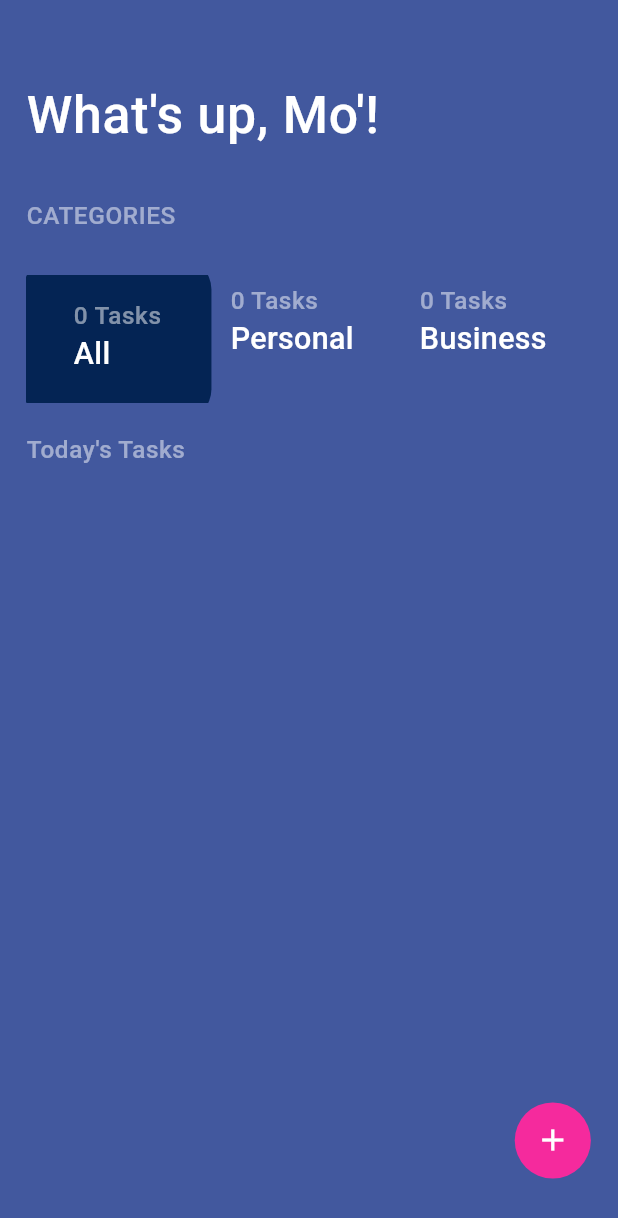
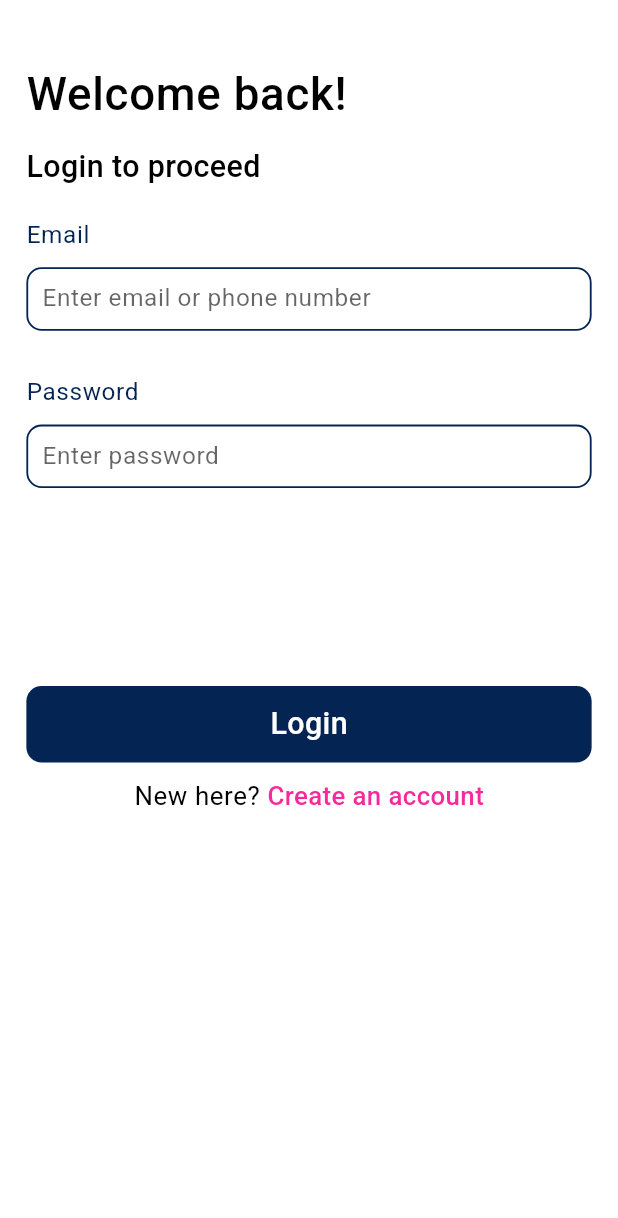
Before and after one commit to Motunrayooo/easy_todo, a Flutter app: the screen it shows after launch, on a phone screen of 412 x 824 dp. Shown: the top 1218 px of the screen. Run offline on Flutter 3.47's test engine with Material 3 defaults, Android fonts, the phone set to English and light mode, and no system bars; our stand-ins replace firebase_auth, firebase_core, flutter_riverpod, flutter_screenutil, shared_preferences; accounts and stored records are empty.

Commit message:
Feat: firebase auth integration for sign in & login

```diff
--- /dev/null
+++ b/lib/core/common_widgets/app_elevated_button.dart
@@ -0,0 +1,39 @@
+import 'package:easy_todo/core/utils/extensions.dart';
+import 'package:flutter/material.dart';
+import 'package:flutter_screenutil/flutter_screenutil.dart';
+
+import '../utils/app_colors.dart';
+
+class AppElevatedButton extends StatelessWidget {
+  const AppElevatedButton({super.key, required this.onTap, required this.label});
+
+  final void Function() onTap;
+  final String label;
+
+  @override
+  Widget build(BuildContext context) {
+    return GestureDetector(
+      onTap: onTap,
+      child: Container(
+        decoration: BoxDecoration(
+          color: AppColors.primaryShade900,
+          borderRadius: BorderRadius.all(
+            Radius.circular(10.r),
+          ),
+        ),
+        width: double.infinity,
+        padding: EdgeInsets.symmetric(
+          vertical: 10.w,
+        ),
+        child: Center(
+          child: Text(
+            label,
+            style: context.textTheme.bodyMedium?.copyWith(
+              color: AppColors.white,
+            ),
+          ),
+        ),
+      ),
+    );
+  }
+}
--- a/lib/core/common_widgets/app_text_field.dart
+++ b/lib/core/common_widgets/app_text_field.dart
@@ -42,7 +42,7 @@ class AppTextField extends StatelessWidget {
               contentPadding: EdgeInsets.symmetric(vertical: 10.h,horizontal: 6.w,),
               hintText: hintText,
               hintStyle: context.textTheme.bodySmall
-                  ?.copyWith(color: AppColors.white.withOpacity(0.6)),
+                  ?.copyWith(color: AppColors.black.withOpacity(0.6)),
               isDense: true,
 
               prefixIcon: prefixIcon,
--- /dev/null
+++ b/lib/features/auth/presentation/screens/login_screen.dart
@@ -0,0 +1,123 @@
+import 'dart:developer';
+
+import 'package:easy_todo/core/common_widgets/app_elevated_button.dart';
+import 'package:easy_todo/core/common_widgets/app_text_field.dart';
+import 'package:easy_todo/core/utils/extensions.dart';
+import 'package:easy_todo/features/auth/presentation/screens/sign_up_screen.dart';
+import 'package:easy_todo/features/home/presentation/screens/home_screen.dart';
+import 'package:firebase_auth/firebase_auth.dart';
+import 'package:flutter/material.dart';
+import 'package:flutter_screenutil/flutter_screenutil.dart';
+
+import '../../../../core/utils/app_colors.dart';
+import '../../../../core/utils/themes/app_theme.dart';
+import '../../../../main.dart';
+
+class LoginScreen extends StatefulWidget {
+  const LoginScreen({super.key});
+
+  @override
+  State<LoginScreen> createState() => _LoginScreenState();
+}
+
+class _LoginScreenState extends State<LoginScreen> {
+  final TextEditingController emailCtrl = TextEditingController();
+  final TextEditingController passwordCtrl = TextEditingController();
+
+  @override
+  Widget build(BuildContext context) {
+    return Scaffold(
+      backgroundColor: AppColors.white,
+      body: SafeArea(
+        child: SingleChildScrollView(
+          child: Column(
+            crossAxisAlignment: CrossAxisAlignment.start,
+            children: [
+              40.hi,
+              Text(
+                'Welcome back!',
+                style: context.textTheme.bodyLarge
+                    ?.copyWith(color: AppColors.black),
+              ),
+              10.hi,
+              Text(
+                'Login to proceed',
+                style: context.textTheme.bodyMedium,
+              ),
+              20.hi,
+              AppTextField(
+                hintText: 'Enter email or phone number',
+                label: 'Email',
+                controller: emailCtrl,
+              ),
+              30.hi,
+              AppTextField(
+                hintText: 'Enter password',
+                label: 'Password',
+                controller: passwordCtrl,
+              ),
+              130.hi,
+              AppElevatedButton(
+                label: 'Login',
+                onTap: login,
+              ),
+              10.hi,
+              Center(
+                child: GestureDetector(
+                  onTap: () {
+                    context.push(
+                      MaterialPageRoute(builder: (context) {
+                        return SignUpScreen();
+                      }),
+                    );
+                  },
+                  child: RichText(
+                    text: TextSpan(
+                      text: 'New here? ',
+                      style: context.textTheme.bodySmall?.copyWith(
+                        fontSize: 17.sp,
+                      ),
+                      children: <TextSpan>[
+                        TextSpan(
+                          text: 'Create an account',
+                          style: context.textTheme.bodyMedium?.copyWith(
+                            color: AppColors.secondaryColor,
+                            fontSize: 17.sp,
+                          ),
+                        ),
+                      ],
+                    ),
+                  ),
+                ),
+              )
+            ],
+          ).padHorizontal(16),
+        ),
+      ),
+    );
+  }
+
+  Future login() async {
+    showDialog(
+      context: context,
+      barrierDismissible: false,
+      builder: (context) {
+        return const Center(
+          child: CircularProgressIndicator(),
+        );
+      },
+    );
+    try {
+      await FirebaseAuth.instance.signInWithEmailAndPassword(
+        email: emailCtrl.text,
+        password: passwordCtrl.text,
+      );
+    } on FirebaseAuthException catch (e) {
+      log('Login exception: $e');
+    }
+    navigatorKey.currentState
+        ?.pushReplacement(MaterialPageRoute(builder: (context) {
+      return const HomeScreen();
+    }));
+  }
+}
--- a/lib/main.dart
+++ b/lib/main.dart
@@ -1,14 +1,24 @@
 import 'package:easy_todo/core/utils/themes/app_theme.dart';
+import 'package:firebase_core/firebase_core.dart';
 import 'package:flutter/material.dart';
 import 'package:flutter_riverpod/flutter_riverpod.dart';
 import 'package:flutter_screenutil/flutter_screenutil.dart';
 
 import 'features/splash/presentation/screens/splash_sreen.dart';
 
-void main() {
+Future main() async {
+  WidgetsFlutterBinding.ensureInitialized();
+  await Firebase.initializeApp(
+    options: const FirebaseOptions(
+      apiKey: "AIzaSyAq2gu_p9xI5RMUskeRkjJqsqWKuRlQLRQ",
+      appId: "1:344947341026:android:e51638370391397aae10bb",
+      messagingSenderId: "344947341026",
+      projectId: "easy-todo-25253",
+    ),
+  );
   runApp(const EasyTodo());
 }
-
+final navigatorKey = GlobalKey<NavigatorState>();
 class EasyTodo extends StatelessWidget {
   const EasyTodo({super.key});
 
@@ -21,10 +31,11 @@ class EasyTodo extends StatelessWidget {
           minTextAdapt: true,
           builder: (context, child) {
             return MaterialApp(
+              navigatorKey: navigatorKey,
               debugShowCheckedModeBanner: false,
               theme: AppTheme.lightTheme,
               darkTheme: AppTheme.darkTheme,
-              home: SplashScreen(),
+              home: const SplashScreen(),
             );
           }),
     );
--- a/pubspec.yaml
+++ b/pubspec.yaml
@@ -39,6 +39,8 @@ dependencies:
   flutter_riverpod: ^2.6.1
   uuid: ^4.5.1
   shared_preferences: ^2.2.3
+  cloud_firestore: ^4.15.8
+  firebase_auth: ^4.17.8
 
 dev_dependencies:
   flutter_test:
@@ -49,7 +51,7 @@ dev_dependencies:
   # activated in the `analysis_options.yaml` file located at the root of your
   # package. See that file for information about deactivating specific lint
   # rules and activating additional ones.
-  flutter_lints: ^2.0.0
+  flutter_lints: ^4.0.0
 
 # For information on the generic Dart part of this file, see the
 # following page: https://dart.dev/tools/pub/pubspec
```
Also changed, not shown: lib/features/auth/presentation/screens/sign_up_screen.dart (added, +133 -0 lines), lib/features/home/presentation/screens/create_todo_screen.dart (+3 -21 lines), lib/features/splash/presentation/screens/splash_sreen.dart (+3 -4 lines), pubspec.lock, 6 other files.
